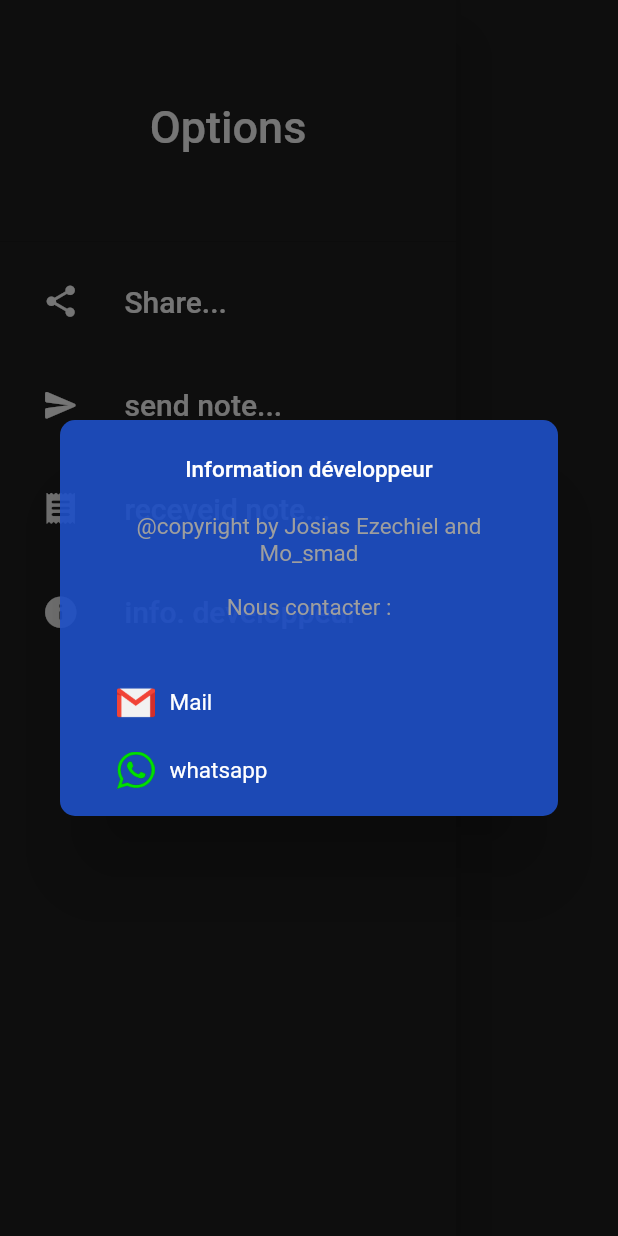
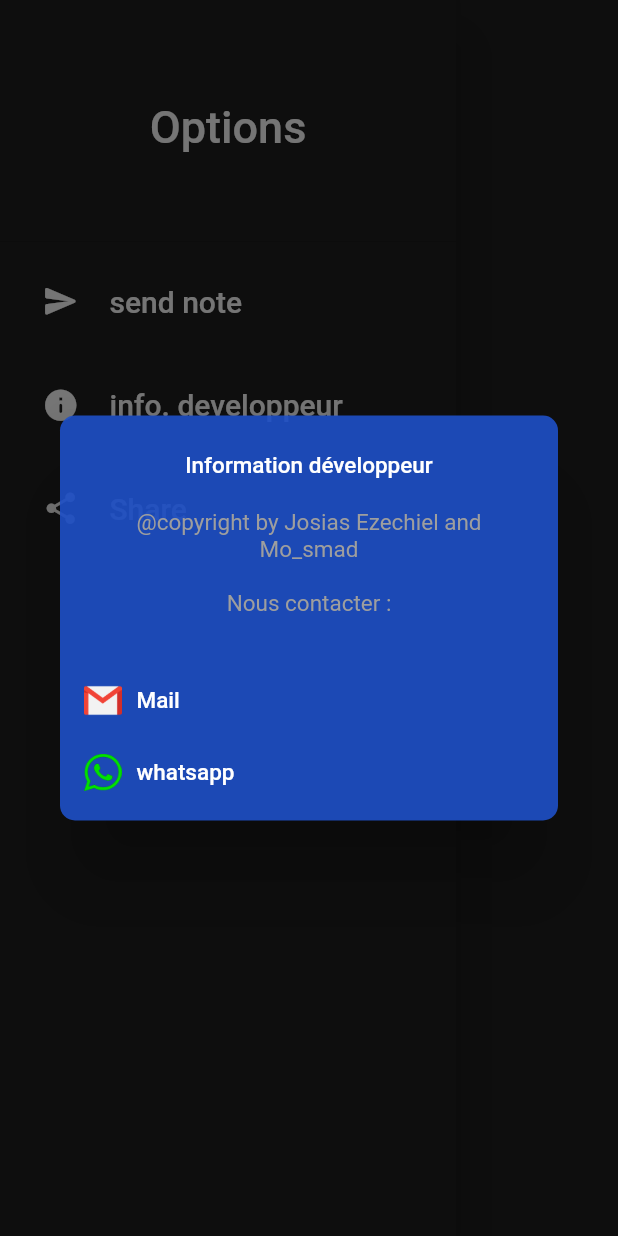
Before and after one commit to kitoko2/application-de-note, a Flutter app: the Draw widget shown alone on an empty page, opened directly, after a tap on "info. developpeur", on a phone screen of 412 x 824 dp. Run offline on Flutter 3.47's test engine with Material 2 defaults, Android fonts, the phone set to English and light mode, and no system bars; drawn by our look-alikes of animated_text_kit; our stand-ins replace share_plus, sqflite; missing offline and left inert: date_time_format, splash_screen_view; accounts and stored records are empty.

Commit message:
ajout de nouvelle fonctionalite | application de note

```diff
--- a/PoyNote/lib/ShowDialog/dialogContacter.dart
+++ b/PoyNote/lib/ShowDialog/dialogContacter.dart
@@ -7,9 +7,9 @@ void lauchWhatssap({@required number, @required message}) async {
   await canLaunch(url) ? launch(url) : print("pas de connection");
 }
 
-void lauchTelephone({@required mail, @required message}) async {
+void lauchMail({@required mail, @required message}) async {
   var url = "mailto:$mail?subject=$message";
-  await canLaunch(url) ? launch("$url") : print("no connection");
+  await canLaunch(url) ? launch("$url") : print("pas de connection");
 }
 
 contact(BuildContext context) {
@@ -38,21 +38,16 @@ contact(BuildContext context) {
           ),
         ),
         actions: [
-          GestureDetector(
-            onTap: () {
-              lauchTelephone(
+          TextButton(
+            onPressed: () {
+              lauchMail(
                 mail: "Dogbo804@gmail.com",
-                message: "a propos de l'appli de note!",
+                message: "A propos de l'appli de note!",
               );
               Navigator.pop(context);
             },
             child: Container(
-              padding: EdgeInsets.symmetric(
-                horizontal: 30,
-                vertical: 10,
-              ),
               child: Row(
-                mainAxisAlignment: MainAxisAlignment.start,
                 children: [
                   Container(
                     child: Image.asset(
@@ -73,21 +68,16 @@ contact(BuildContext context) {
               ),
             ),
           ),
-          GestureDetector(
-            onTap: () {
+          TextButton(
+            onPressed: () {
               Navigator.pop(context);
               lauchWhatssap(
                 number: "22543992749",
-                message: "hello ezechiel!",
+                message: "hello ezechiel! c'est à propos de l'appli de note",
               ); //aller sur whatssap
             },
             child: Container(
-              padding: EdgeInsets.symmetric(
-                horizontal: 30,
-                vertical: 10,
-              ),
               child: Row(
-                mainAxisAlignment: MainAxisAlignment.start,
                 children: [
                   Container(
                     child: Image.asset("asset/wha1.png"),
--- a/PoyNote/lib/drawer/endDrawer.dart
+++ b/PoyNote/lib/drawer/endDrawer.dart
@@ -1,6 +1,7 @@
 import "package:flutter/material.dart";
 import "package:animated_text_kit/animated_text_kit.dart";
 import "package:Poy_note/ShowDialog/dialogContacter.dart";
+import "package:share_plus/share_plus.dart";
 
 class Draw extends StatefulWidget {
   @override
@@ -18,6 +19,7 @@ class _DrawState extends State<Draw> {
             DrawerHeader(
               child: TextLiquidFill(
                 loadDuration: Duration(seconds: 2),
+                waveDuration: Duration(seconds: 1),
                 boxBackgroundColor: Theme.of(context).scaffoldBackgroundColor,
                 waveColor: Colors.white,
                 text: "Options",
@@ -29,10 +31,9 @@ class _DrawState extends State<Draw> {
                 boxWidth: 300,
               ),
             ),
-            list(Icons.share, "Share..."),
-            list(Icons.send_rounded, "send note..."),
-            list(Icons.receipt_rounded, "receveid note..."),
+            list(Icons.send_rounded, "send note"),
             list(Icons.info_rounded, "info. developpeur"),
+            list(Icons.share, "Share"),
           ],
         ),
       ),
@@ -41,9 +42,14 @@ class _DrawState extends State<Draw> {
 
   Widget list(IconData icone, String text) {
     return TextButton(
-      onPressed: () {
+      onPressed: () async {
         if (text == "info. developpeur") {
           contact(context);
+        }
+        if (text == "Share") {
+          await Share.share(
+            "https://github.com/kitoko2/application-de-note.git",
+          ); // send ici le liens de mon appli sur les differents stores
         }
       },
       child: Container(
@@ -57,7 +63,7 @@ class _DrawState extends State<Draw> {
               color: Colors.white,
               size: 25,
             ),
-            SizedBox(width: 30),
+            SizedBox(width: 20),
             Text(
               text,
               style: TextStyle(
--- a/PoyNote/lib/home.dart
+++ b/PoyNote/lib/home.dart
@@ -7,6 +7,8 @@ import 'package:Poy_note/notesDatabase.dart';
 import 'package:Poy_note/search.dart';
 import 'package:Poy_note/voir.dart';
 import "package:animated_text_kit/animated_text_kit.dart";
+import "package:flutter/services.dart";
+// import "package:o_popup/o_popup.dart"; a voir
 
 class MyHomme extends StatefulWidget {
   @override
@@ -31,6 +33,7 @@ class _MyHommeState extends State<MyHomme> {
     return Scaffold(
       backgroundColor: Color.fromRGBO(30, 80, 200, 1),
       appBar: new AppBar(
+        brightness: Brightness.dark,
         backgroundColor: Color.fromRGBO(30, 80, 200, 1),
         elevation: 0,
         toolbarHeight: 10,
@@ -49,17 +52,17 @@ class _MyHommeState extends State<MyHomme> {
                   children: [
                     Container(
                       width: 240,
-                      child: AnimatedTextKit(
-                        animatedTexts: [
-                          WavyAnimatedText(
-                            'Activités',
-                            textAlign: TextAlign.center,
-                            textStyle: TextStyle(
-                              fontSize: 29,
-                              color: Colors.white,
-                            ),
-                          ),
-                        ],
+                      child: TextLiquidFill(
+                        waveDuration: Duration(seconds: 1),
+                        loadDuration: Duration(seconds: 5),
+                        boxHeight: 58,
+                        boxBackgroundColor: Theme.of(context).accentColor,
+                        waveColor: Colors.white,
+                        text: "Activités",
+                        textStyle: TextStyle(
+                          fontSize: 29,
+                          color: Colors.white,
+                        ),
                       ),
                     ),
                     Row(
@@ -173,12 +176,12 @@ class _MyHommeState extends State<MyHomme> {
                                             borderRadius:
                                                 BorderRadius.circular(10),
                                             boxShadow: [
-                                              BoxShadow(
-                                                color: Colors.white
-                                                    .withOpacity(0.1),
-                                                blurRadius: 5,
-                                                offset: Offset(-3, -3),
-                                              ),
+                                              // BoxShadow(
+                                              //   color: Colors.white
+                                              //       .withOpacity(0.1),
+                                              //   blurRadius: 5,
+                                              //   offset: Offset(-3, -3),
+                                              // ),
                                               BoxShadow(
                                                 color:
                                                     Colors.black.withOpacity(1),
@@ -194,7 +197,9 @@ class _MyHommeState extends State<MyHomme> {
                                               decoration: BoxDecoration(
                                                 color: mesNotes[i].isFa == 1
                                                     ? colorb[mesNotes[i].isFa]
-                                                    : colorb[0],
+                                                        .withOpacity(0.5)
+                                                    : colorb[0]
+                                                        .withOpacity(0.5),
                                                 //si c'est favoris(1)colorb[1]:colorb[0]
                                                 borderRadius:
                                                     BorderRadius.vertical(
@@ -211,6 +216,7 @@ class _MyHommeState extends State<MyHomme> {
                                                               10),
                                                     ),
                                                     color: Color(0xff292D32),
+                                                    iconSize: 21,
                                                     initialValue: 20,
                                                     itemBuilder: (context) {
                                                       return [
@@ -364,8 +370,8 @@ class _MyHommeState extends State<MyHomme> {
                                                 child: Text(
                                                   mesNotes[i].note,
                                                   style: TextStyle(
-                                                    fontSize: 18,
-                                                    color: Colors.white54,
+                                                    fontSize: 15,
+                                                    color: Colors.white70,
                                                   ),
                                                 ),
                                               ),
--- a/PoyNote/lib/search.dart
+++ b/PoyNote/lib/search.dart
@@ -57,6 +57,7 @@ class _SearchState extends State<Search> {
       resizeToAvoidBottomInset:
           false, // pour eviter le redimensionnement quand on veut ecrire
       appBar: new AppBar(
+        brightness: Brightness.dark,
         toolbarHeight: 10,
       ),
       body: Column(
--- a/PoyNote/lib/voir.dart
+++ b/PoyNote/lib/voir.dart
@@ -14,8 +14,8 @@ class _VoirState extends State<Voir> {
   Widget build(BuildContext context) {
     return Scaffold(
       appBar: new AppBar(
-        elevation: 0,
         toolbarHeight: 10,
+        brightness: Brightness.dark,
       ),
       body: Column(
         children: [
@@ -104,7 +104,7 @@ class _VoirState extends State<Voir> {
                       Center(
                         child: Text(
                           "${widget.notes.note}",
-                          style: TextStyle(color: Colors.white, fontSize: 15),
+                          style: TextStyle(color: Colors.white, fontSize: 18),
                         ),
                       )
                     ],
--- a/PoyNote/pubspec.yaml
+++ b/PoyNote/pubspec.yaml
@@ -21,11 +21,11 @@ environment:
   sdk: ">=2.7.0 <3.0.0"
 
 dependencies:
+  o_popup: ^1.0.0
+  share_plus: ^2.1.2
   animated_text_kit: ^4.2.1
   url_launcher: ^6.0.6
   splash_screen_view: ^3.0.0
-  table_calendar: ^3.0.0
-  focused_menu: ^1.0.5
   sqflite: ^2.0.0+3
   path: ^1.8.0
   date_time_format: ^2.0.1
@@ -66,6 +66,7 @@ flutter:
      - asset/wha1.png
      - asset/SplashScreen/splashScreen (1).png
      - asset/pin.png
+
   #   - images/a_dot_ham.jpeg
 
   # An image asset can refer to one or more resolution-specific "variants", see
```
Also changed, not shown: PoyNote/lib/add.dart (+5 -4 lines), PoyNote/lib/main.dart (+6 -2 lines), PoyNote/lib/modif.dart (+3 -4 lines), PoyNote/pubspec.lock, 1 other file.
